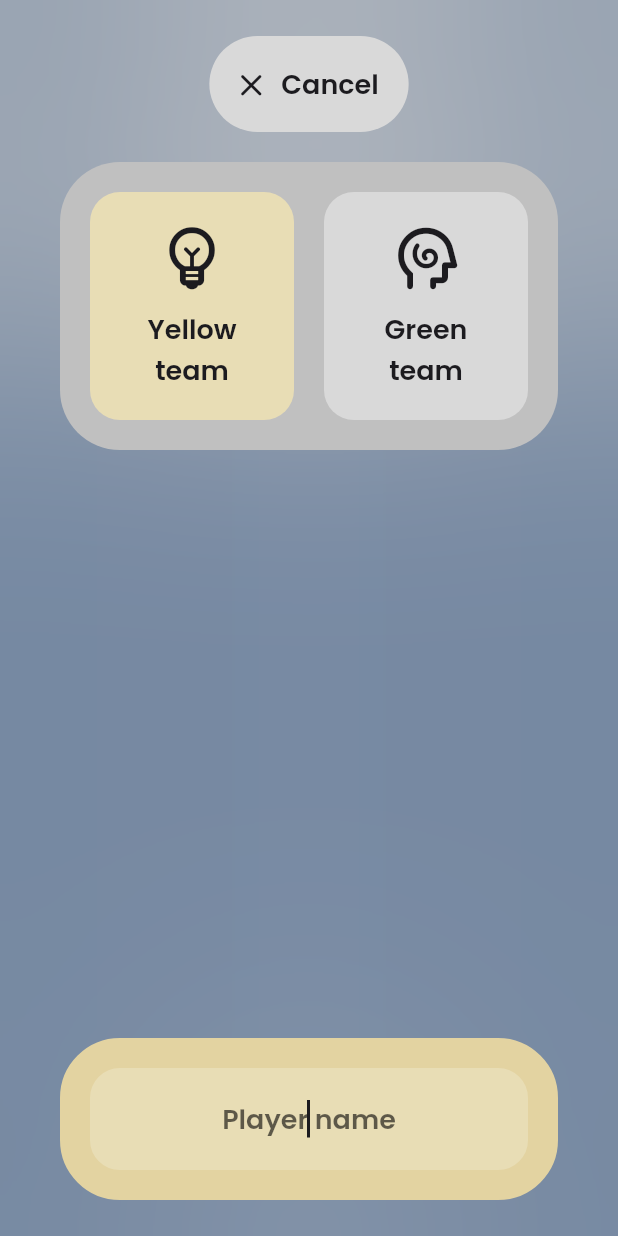
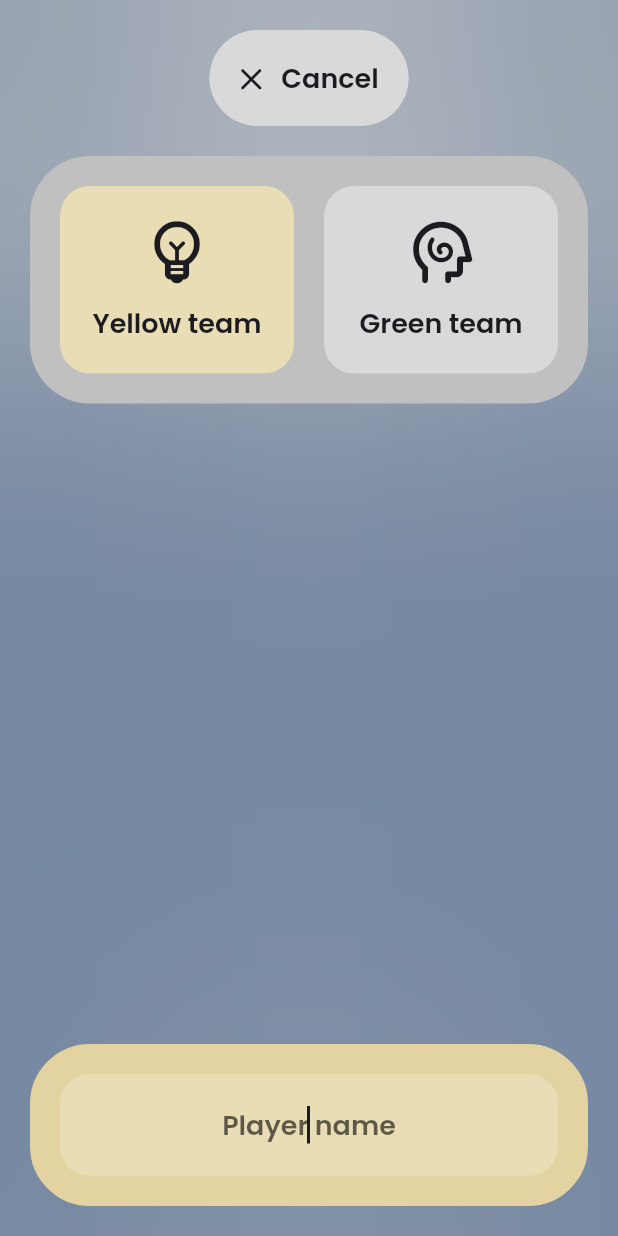
Before and after one commit to paologiua/complicity_game, a Flutter app: the TeamSelectorScreen screen opened by its route, after a tap on an icon or button, on a phone screen of 412 x 824 dp. Run offline on Flutter 3.47's test engine with Material 2 defaults, Android fonts, the phone set to English and light mode, and no system bars; our stand-ins replace flutter_keyboard_visibility, flutter_svg; generated files the repository leaves out were written again; project files that could hold a hidden picture were left out.

Commit message:
Bug fix in PlayerEditorDialog widget

```diff
--- a/lib/dialogs/player_editor_dialog.dart
+++ b/lib/dialogs/player_editor_dialog.dart
@@ -55,7 +55,6 @@ class _PlayerEditorDialogState extends State<PlayerEditorDialog> {
   void initState() {
     SystemChannels.textInput.invokeMethod("TextInput.show");
 
-    // Subscribe
     _keyboardSubscription = KeyboardVisibilityController().onChange.listen(
       (bool visible) {
         if (visible != _isKeyboardVisible) {
@@ -81,16 +80,19 @@ class _PlayerEditorDialogState extends State<PlayerEditorDialog> {
   Widget build(BuildContext context) {
     return GestureDetector(
       onTap: _close,
-      child: Dialog(
-        backgroundColor: Colors.transparent,
-        elevation: 0.0,
       child: BackdropFilter(
         filter: ImageFilter.blur(
           sigmaX: 100.0,
           sigmaY: 100.0,
         ),
+        child: Dialog(
+          insetPadding: const EdgeInsets.all(0.0),
+          backgroundColor: Colors.transparent,
+          elevation: 0.0,
           child: GestureDetector(
             onTap: () {},
+            child: Padding(
+              padding: const EdgeInsets.all(ThemeConstants.defaultPadding),
               child: Column(
                 crossAxisAlignment: CrossAxisAlignment.stretch,
                 children: <Widget>[
@@ -143,6 +145,7 @@ class _PlayerEditorDialogState extends State<PlayerEditorDialog> {
             ),
           ),
         ),
+      ),
     );
   }
 }
--- a/lib/screens/team_selector_screen.dart
+++ b/lib/screens/team_selector_screen.dart
@@ -25,6 +25,7 @@ class _TeamSelectorScreenState extends State<TeamSelectorScreen> {
     return showDialog<void>(
       context: context,
       barrierColor: Colors.transparent,
+      barrierDismissible: false,
       builder: (BuildContext context) => PlayerEditorDialog(
         initialValue: player,
         onInsert: _playerManagerService.insertPlayer,
```
Lines whose indentation alone changed are shown as unchanged.
